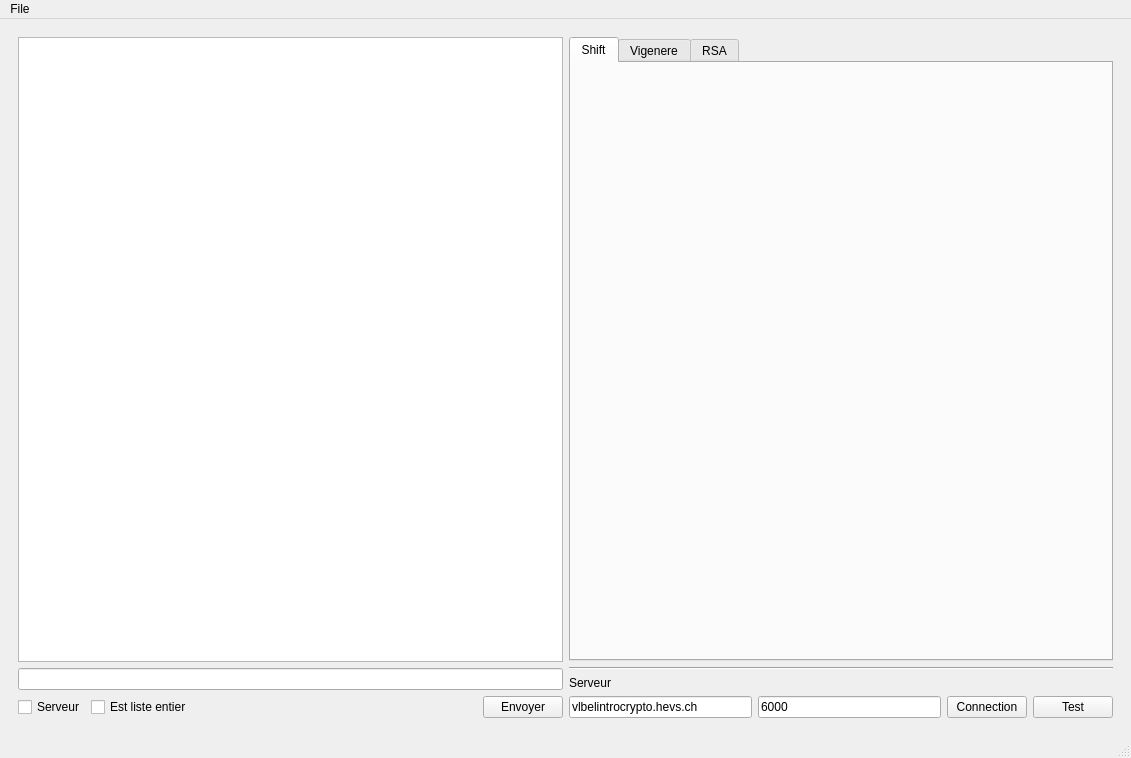
This is crypto_client.ui in aa-augsburger/ISC_Crypto as Qt 5 draws it before an edit. The edited form follows.
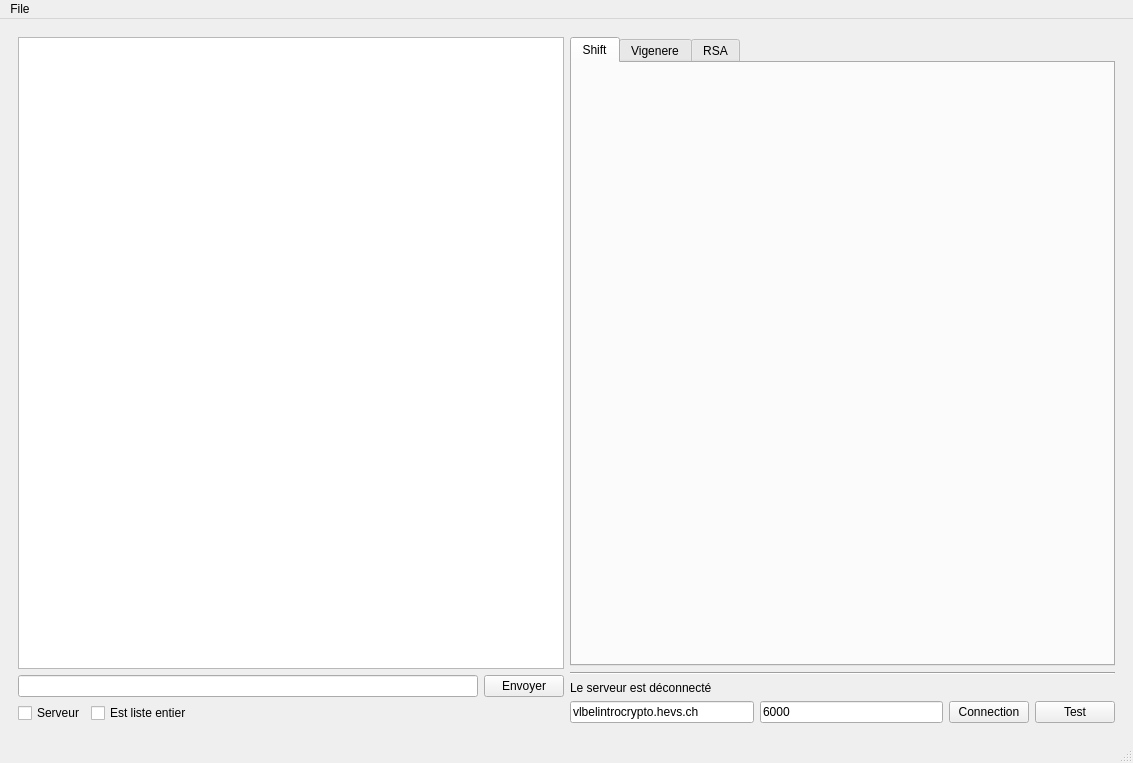
This is the edited form.

Commit message: msg on GUI send Ok received OK

The edit to the form file:
```diff
--- a/crypto_client.ui
+++ b/crypto_client.ui
@@ -6,8 +6,8 @@
    <rect>
     <x>0</x>
     <y>0</y>
-    <width>1131</width>
-    <height>758</height>
+    <width>1133</width>
+    <height>763</height>
    </rect>
   </property>
   <property name="windowTitle">
@@ -19,21 +19,34 @@
   <widget class="QWidget" name="centralwidget">
    <layout class="QVBoxLayout" name="verticalLayout_4">
     <item>
-     <widget class="QWidget" name="" native="true">
+     <widget class="QWidget" name="widget" native="true">
       <property name="sizePolicy">
        <sizepolicy hsizetype="Expanding" vsizetype="Preferred">
         <horstretch>0</horstretch>
         <verstretch>0</verstretch>
        </sizepolicy>
       </property>
-      <layout class="QHBoxLayout" name="horizontalLayout_3">
+      <layout class="QHBoxLayout" name="horizontalLayout_5">
+       <item>
+        <layout class="QHBoxLayout" name="horizontalLayout_4">
        <item>
         <layout class="QVBoxLayout" name="verticalLayout">
          <item>
-          <widget class="QTextBrowser" name="tb_reception"/>
+            <widget class="QTextEdit" name="te_reception"/>
          </item>
          <item>
-          <widget class="QLineEdit" name="le_envoie"/>
+            <layout class="QHBoxLayout" name="horizontalLayout_3">
+             <item>
+              <widget class="QLineEdit" name="le_txtToSend"/>
+             </item>
+             <item>
+              <widget class="QPushButton" name="pb_send">
+               <property name="text">
+                <string>Envoyer</string>
+               </property>
+              </widget>
+             </item>
+            </layout>
          </item>
          <item>
           <layout class="QHBoxLayout" name="horizontalLayout_2">
@@ -64,13 +77,6 @@
              </property>
             </spacer>
            </item>
-           <item>
-            <widget class="QPushButton" name="pb_send">
-             <property name="text">
-              <string>Envoyer</string>
-             </property>
-            </widget>
-           </item>
           </layout>
          </item>
         </layout>
@@ -114,7 +120,7 @@
            <item>
             <widget class="QLabel" name="label">
              <property name="text">
-              <string>Serveur</string>
+                <string>Le serveur est déconnecté</string>
              </property>
             </widget>
            </item>
@@ -155,6 +161,8 @@
         </layout>
        </item>
       </layout>
+       </item>
+      </layout>
      </widget>
     </item>
    </layout>
@@ -164,7 +172,7 @@
     <rect>
      <x>0</x>
      <y>0</y>
-     <width>1131</width>
+     <width>1133</width>
      <height>21</height>
     </rect>
    </property>
```
Left out of the diff: 14 changed lines with no effect on the pictures. Lines whose indentation alone changed are shown as unchanged. The commit also changes 6 other files.
